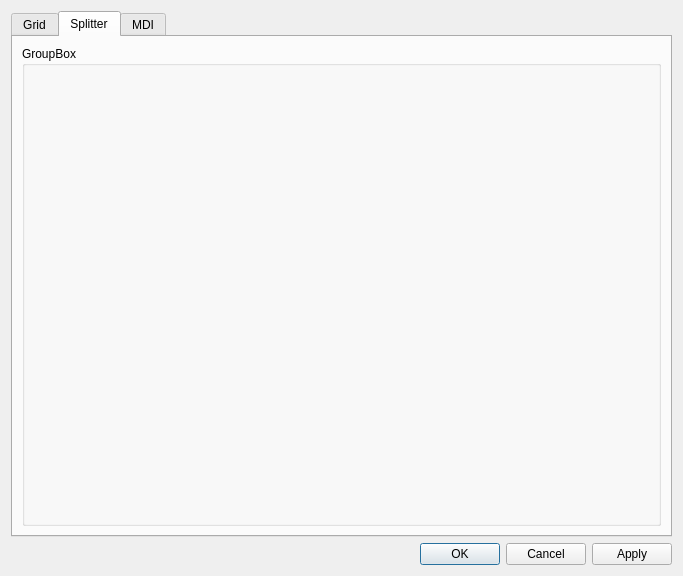
wwwwwalter/QtPlayer, file newprojectdialog.ui: the form before one commit.
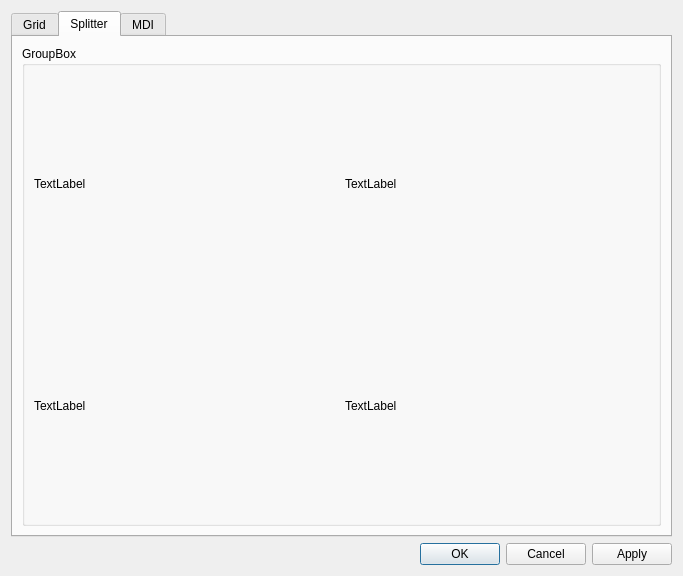
The form after the commit. The open tabs and pages were chosen to show the change. Custom widgets are drawn as their Qt base class.

Diff of the .ui file:
```diff
--- a/newprojectdialog.ui
+++ b/newprojectdialog.ui
@@ -100,6 +100,36 @@
          <property name="title">
           <string>GroupBox</string>
          </property>
+         <layout class="QGridLayout" name="gridLayout">
+          <item row="0" column="0">
+           <widget class="QLabel" name="label_two">
+            <property name="text">
+             <string>TextLabel</string>
+            </property>
+           </widget>
+          </item>
+          <item row="0" column="1">
+           <widget class="QLabel" name="label_four">
+            <property name="text">
+             <string>TextLabel</string>
+            </property>
+           </widget>
+          </item>
+          <item row="1" column="0">
+           <widget class="QLabel" name="label_six">
+            <property name="text">
+             <string>TextLabel</string>
+            </property>
+           </widget>
+          </item>
+          <item row="1" column="1">
+           <widget class="QLabel" name="label_eight">
+            <property name="text">
+             <string>TextLabel</string>
+            </property>
+           </widget>
+          </item>
+         </layout>
         </widget>
        </item>
       </layout>
```
Left out of the diff: 2 changed lines with no effect on the pictures.
